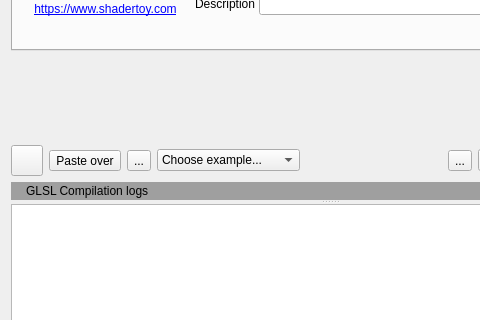
Above: src/GLSLCodeEditorWidget.ui from markus-wa/glmixer-mirror before the change; both pictures show x 0 to 480 and y 135 to 455 of the 659 by 587 pixel window. Below: the same form after it.
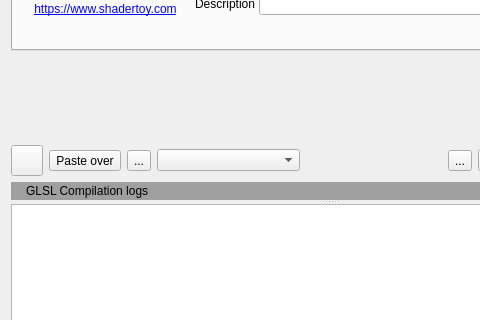
That is the form after the change. Icons and pictures are not drawn. Custom widgets are drawn as their Qt base class.

Commit message: Prevent wheel event on example selector in GLSL code editor (otherwise first example can be selected unintentionnaly).

Diff of the .ui file:
```diff
--- a/src/GLSLCodeEditorWidget.ui
+++ b/src/GLSLCodeEditorWidget.ui
@@ -453,11 +453,6 @@
              <verstretch>0</verstretch>
             </sizepolicy>
            </property>
-           <item>
-            <property name="text">
-             <string>Choose example...</string>
-            </property>
-           </item>
           </widget>
          </item>
          <item>
```
The commit also changes 1 other file.
